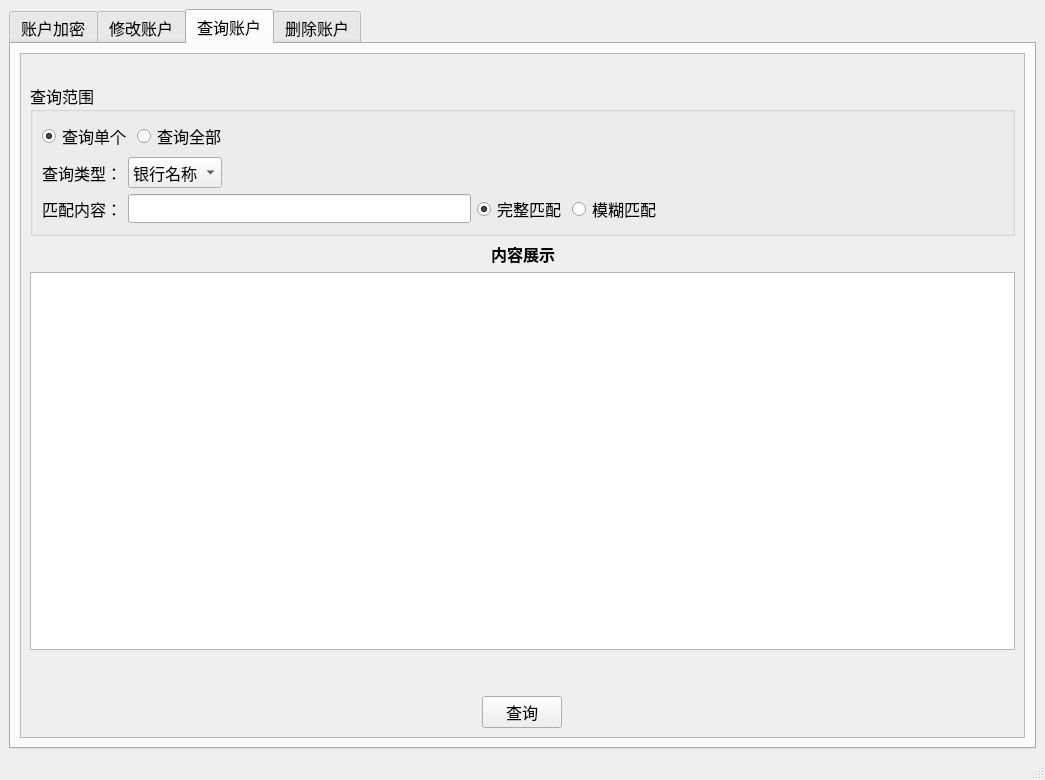
Above: ui/account_crypto.ui from guanlu-up/CryptoUI before the change. Below: the same form after it.
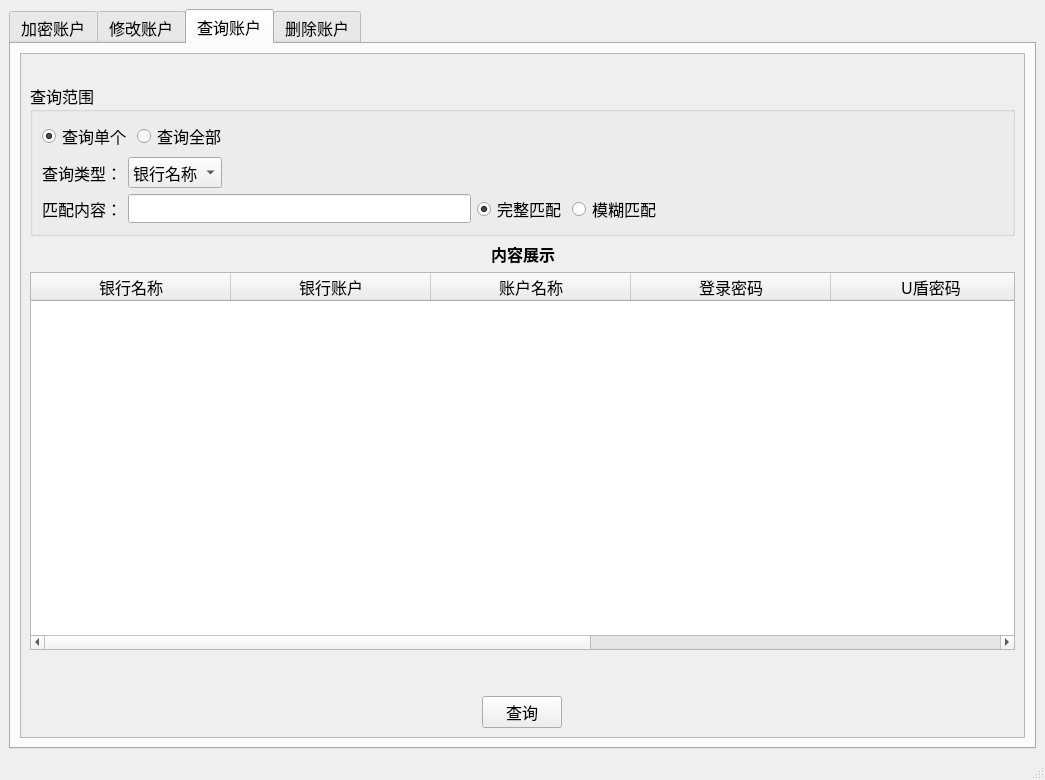
That is the form after the change. The open tabs and pages were chosen to show the change.

Commit message: modify client style

```diff
--- a/ui/account_crypto.ui
+++ b/ui/account_crypto.ui
@@ -28,7 +28,7 @@
       </property>
       <widget class="QWidget" name="cryptoTab">
        <attribute name="title">
-        <string>账户加密</string>
+        <string>加密账户</string>
        </attribute>
        <layout class="QVBoxLayout" name="verticalLayout_3">
         <item>
@@ -1115,32 +1115,66 @@
                </layout>
               </item>
               <item>
-               <widget class="QTextBrowser" name="queryTabShowResult">
+               <widget class="QTableWidget" name="queryTabTableWidget">
                 <property name="font">
                  <font>
-                  <family>Calibri</family>
+                  <family>宋体</family>
                   <pointsize>12</pointsize>
                  </font>
                 </property>
-                <property name="lineWrapMode">
-                 <enum>QTextEdit::NoWrap</enum>
+                <property name="autoScrollMargin">
+                 <number>16</number>
                 </property>
-                <property name="html">
-                 <string>&lt;!DOCTYPE HTML PUBLIC &quot;-//W3C//DTD HTML 4.0//EN&quot; &quot;http://www.w3.org/TR/REC-html40/strict.dtd&quot;&gt;
-&lt;html&gt;&lt;head&gt;&lt;meta name=&quot;qrichtext&quot; content=&quot;1&quot; /&gt;&lt;style type=&quot;text/css&quot;&gt;
-p, li { white-space: pre-wrap; }
-&lt;/style&gt;&lt;/head&gt;&lt;body style=&quot; font-family:'Calibri','Sitka Subheading'; font-size:12pt; font-weight:400; font-style:normal;&quot;&gt;
-&lt;p style=&quot;-qt-paragraph-type:empty; margin-top:0px; margin-bottom:0px; margin-left:0px; margin-right:0px; -qt-block-indent:0; text-indent:0px;&quot;&gt;&lt;br /&gt;&lt;/p&gt;&lt;/body&gt;&lt;/html&gt;</string>
-                </property>
-                <property name="overwriteMode">
+                <attribute name="horizontalHeaderCascadingSectionResizes">
                  <bool>false</bool>
-                </property>
-                <property name="openExternalLinks">
-                 <bool>false</bool>
-                </property>
-                <property name="openLinks">
-                 <bool>false</bool>
-                </property>
+                </attribute>
+                <attribute name="horizontalHeaderMinimumSectionSize">
+                 <number>100</number>
+                </attribute>
+                <attribute name="horizontalHeaderDefaultSectionSize">
+                 <number>200</number>
+                </attribute>
+                <attribute name="verticalHeaderMinimumSectionSize">
+                 <number>30</number>
+                </attribute>
+                <attribute name="verticalHeaderDefaultSectionSize">
+                 <number>35</number>
+                </attribute>
+                <column>
+                 <property name="text">
+                  <string>银行名称</string>
+                 </property>
+                </column>
+                <column>
+                 <property name="text">
+                  <string>银行账户</string>
+                 </property>
+                </column>
+                <column>
+                 <property name="text">
+                  <string>账户名称</string>
+                 </property>
+                </column>
+                <column>
+                 <property name="text">
+                  <string>登录密码</string>
+                 </property>
+                </column>
+                <column>
+                 <property name="text">
+                  <string>U盾密码</string>
+                 </property>
+                </column>
+                <column>
+                 <property name="text">
+                  <string>客户号</string>
+                 </property>
+                </column>
+                <column>
+                 <property name="text">
+                  <string>操作员号</string>
+                 </property>
+                </column>
                </widget>
               </item>
               <item>
```
Left out of the diff: 2 changed lines with no effect on the pictures. The commit also changes 2 other files.
